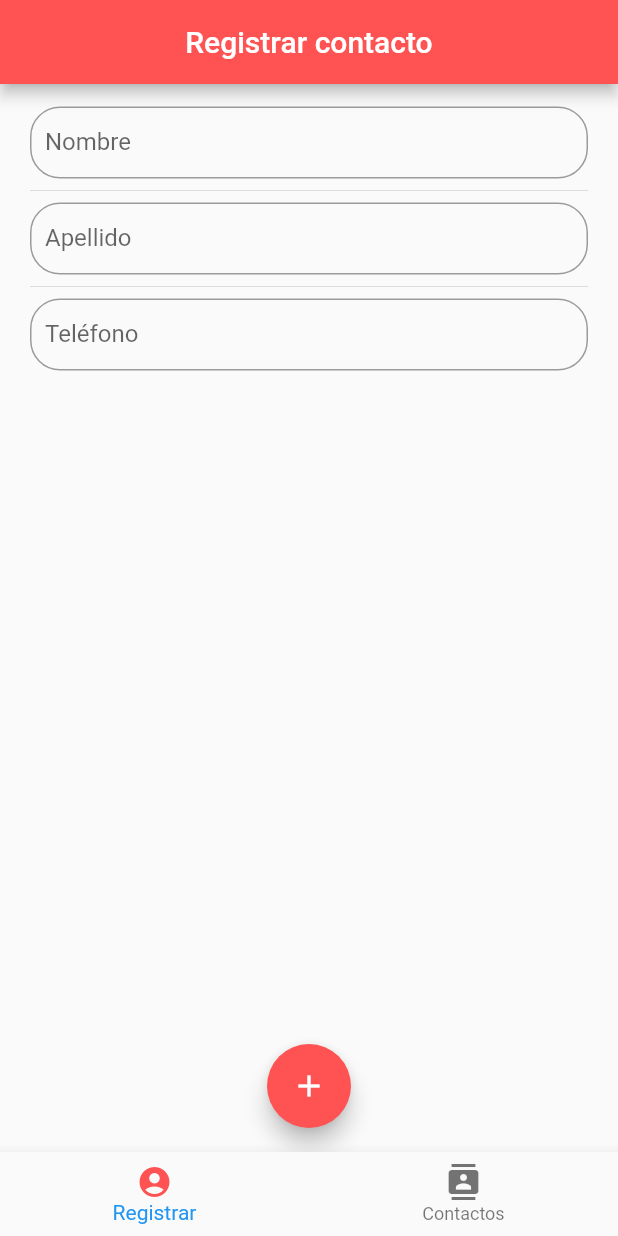
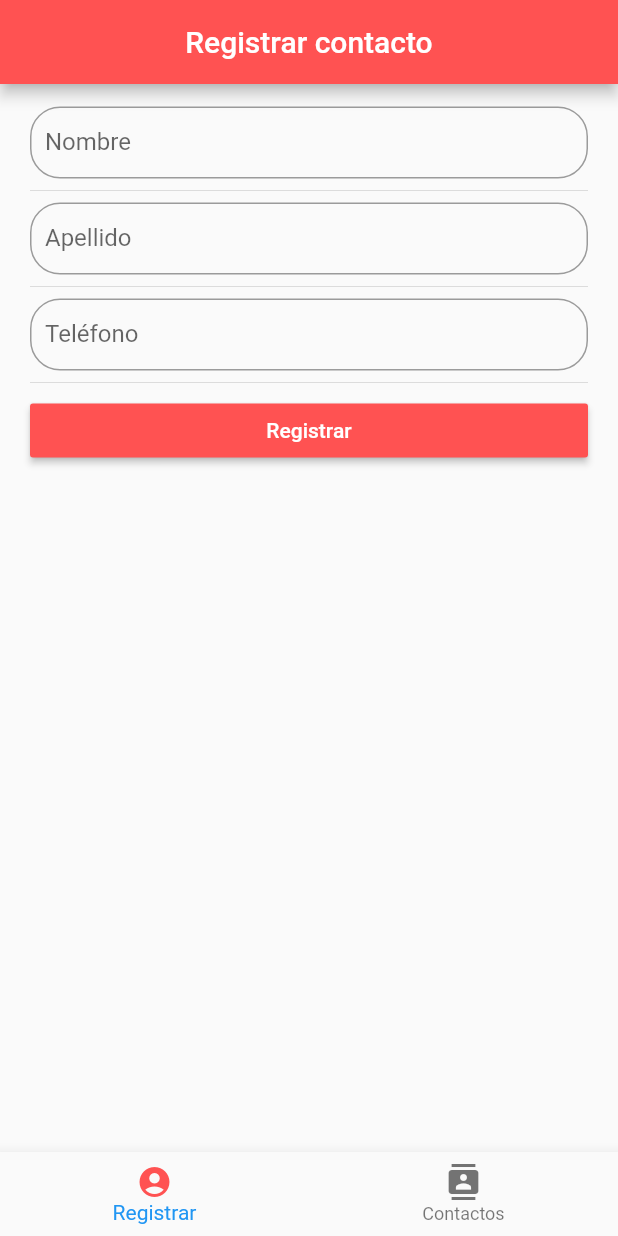
Before and after one commit to oscar02r/tareasqlite, a Flutter app: the screen it shows after launch, on a phone screen of 412 x 824 dp. Run offline on Flutter 3.47's test engine with Material 2 defaults, Android fonts, the phone set to English and light mode, and no system bars; our stand-ins replace sqflite; accounts and stored records are empty.

Commit message:
Updating rith

```diff
--- a/sqliteapp/lib/src/models/contact_model.dart
+++ b/sqliteapp/lib/src/models/contact_model.dart
@@ -1,22 +1,18 @@
 class ContactModel {
   int id;
-  String name;
-  String lastName;
-  String phone;
+  String name = '';
+  String lastName = '';
+  String phone = '';
 
-  ContactModel({this.id, this.name, this.lastName,this.phone});
+  ContactModel({this.id, this.name, this.lastName, this.phone});
 
   factory ContactModel.fromJson(Map<String, dynamic> json) => new ContactModel(
-       id       : json['id'],
-       name     : json['name'],
-       lastName : json['lastName'],
-       phone    : json['phone'],
+        id: json['id'],
+        name: json['name'],
+        lastName: json['lastName'],
+        phone: json['phone'],
       );
 
-  Map<String, dynamic> toJson() => {
-     "id"       : id,
-     "name"     : name,
-     "lastName" :lastName,
-     "phone"    : phone
-  };
+  Map<String, dynamic> toJson() =>
+      {"id": id, "name": name, "lastName": lastName, "phone": phone};
 }
--- a/sqliteapp/lib/src/pages/register_page.dart
+++ b/sqliteapp/lib/src/pages/register_page.dart
@@ -7,12 +7,24 @@ class RegisterPage extends StatefulWidget {
 }
 
 class _RegisterPageState extends State<RegisterPage> {
+
   final TextEditingController _name = TextEditingController();
   final TextEditingController _lastName = TextEditingController();
   final TextEditingController _phone = TextEditingController();
+  var edit;
+  String _title = 'Registrar';
 
   @override
   Widget build(BuildContext context) {
+    final ContactModel _contact = ModalRoute.of(context).settings.arguments;
+    edit = _contact;
+    if (edit != null) {
+      _name.text = _contact.name;
+      _lastName.text = _contact.lastName;
+      _phone.text = _contact.phone;
+      _title = 'Editar';
+    }
+
     return Scaffold(
       appBar: AppBar(
         title: Text('Registrar contacto'),
@@ -25,11 +37,11 @@ class _RegisterPageState extends State<RegisterPage> {
           Divider(),
           _createLastName(),
           Divider(),
-          _createPhone()
+          _createPhone(),
+          Divider(),
+          _createButton(_contact)
         ],
       ),
-      floatingActionButtonLocation: FloatingActionButtonLocation.centerFloat,
-      floatingActionButton: _createFloatingAction(),
     );
   }
 
@@ -72,22 +84,40 @@ class _RegisterPageState extends State<RegisterPage> {
     );
   }
 
-  Widget _createFloatingAction() {
-    return FloatingActionButton(
-        backgroundColor: Theme.of(context).backgroundColor,
-        child: Icon(Icons.add),
+  Widget _createButton(ContactModel contact) {
+    final Color color = Colors.white;
+    return RaisedButton(
+      color: Theme.of(context).backgroundColor,
+      child: Text(_title, style: TextStyle(color: color)),
       onPressed: () {
         if (_name.text.isNotEmpty &&
             _lastName.text.isNotEmpty &&
-              _phone.text.isNotEmpty) {
+            _phone.text.isNotEmpty &&
+            contact == null) {
           final contact = ContactModel(
               name: _name.text, lastName: _lastName.text, phone: _phone.text);
 
           DBProvider.db.insertContact(contact);
+        } else {
+          final editContact = ContactModel(
+              id: contact.id,
+              name: _name.text,
+              lastName: _lastName.text,
+              phone: _phone.text);
+          DBProvider.db.updateContact(editContact);
+
+        }
+
         _name.clear();
         _lastName.clear();
         _phone.clear();
-          }
-        });
+        contact.name = null;
+        contact.lastName = null;
+        contact.phone = null;
+         edit = null;
+
+
+      },
+    );
   }
 }
```
Also changed, not shown: sqliteapp/lib/src/pages/contact_page.dart (+20 -9 lines). Lines whose indentation alone changed are shown as unchanged.
